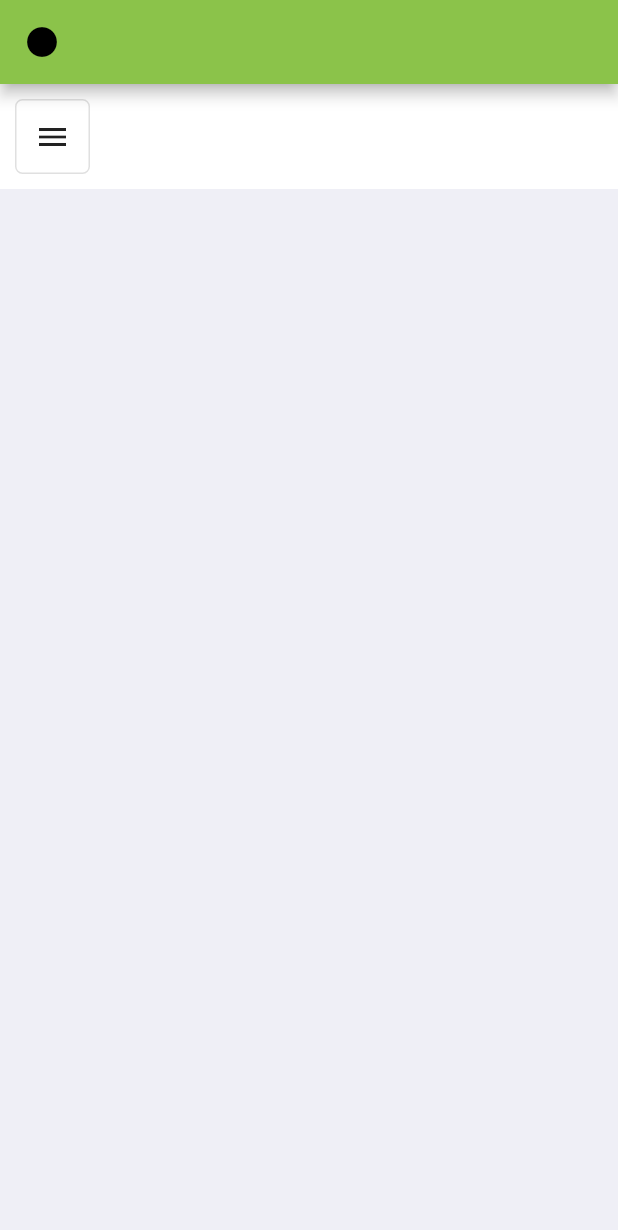
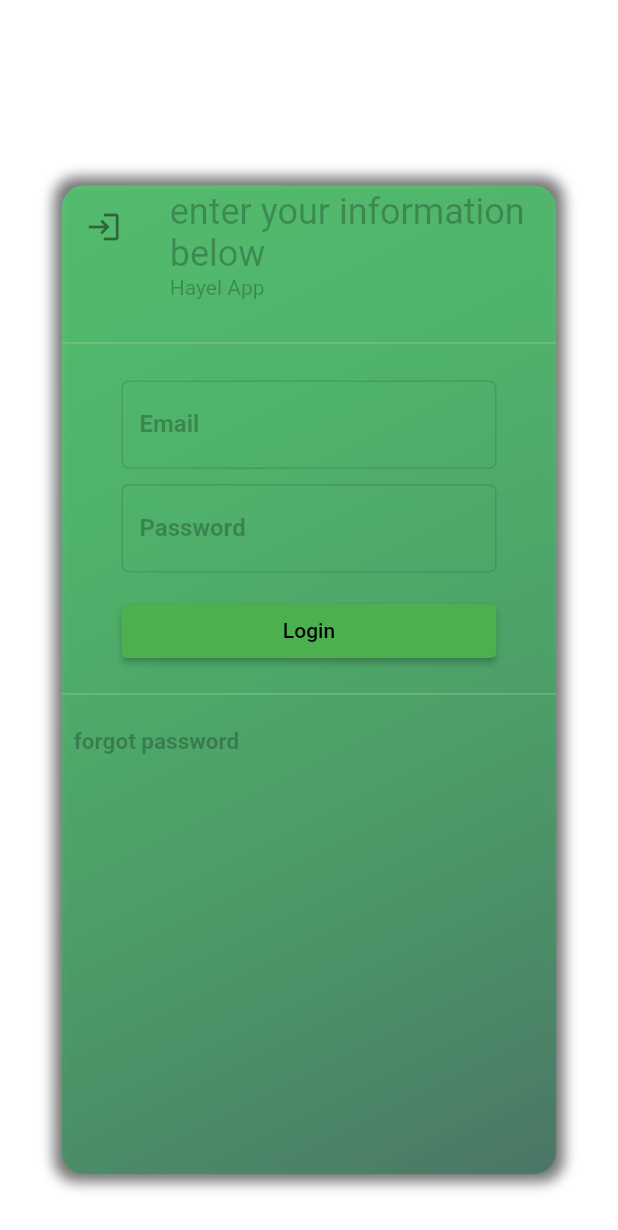
Before and after one commit to ReemEssam25/hayel_gocloud, a Flutter app: the screen it shows after launch, on a phone screen of 412 x 824 dp. Shown: the top 1230 px of the screen. Run offline on Flutter 3.47's test engine with Material 2 defaults, Android fonts, the phone set to English and light mode, and no system bars.

Commit message:
1st commit

```diff
--- /dev/null
+++ b/lib/Screens/Login_Screen.dart
@@ -0,0 +1,153 @@
+import 'package:flutter/material.dart';
+
+class LoginScreen extends StatelessWidget {
+  final EmailController = TextEditingController();
+
+  final PasswordController = TextEditingController();
+  void submitData() {
+    final enteredEmail = EmailController.text;
+    final enteredPass = PasswordController.text;
+
+    if (enteredEmail.isEmpty || enteredPass.isEmpty) {
+      return;
+    }
+  }
+
+  @override
+  Widget build(BuildContext context) {
+    final mediaQuery = MediaQuery.of(context);
+    return Scaffold(
+        backgroundColor: Colors.white70,
+        body: Container(
+            width: (mediaQuery.size.width) * 0.8,
+            height: (mediaQuery.size.height - mediaQuery.padding.top) * 0.8,
+            decoration: BoxDecoration(
+              boxShadow: [
+                BoxShadow(
+                  color: Colors.black54,
+                  spreadRadius: 5,
+                  blurRadius: 7,
+                )
+              ],
+              borderRadius: BorderRadius.all(Radius.circular(15.0)),
+              gradient: LinearGradient(
+                colors: [
+                  Color.fromRGBO(50, 255, 100, 1).withOpacity(0.5),
+                  Color.fromRGBO(70, 117, 100, 1).withOpacity(0.9),
+                ],
+                begin: Alignment.topLeft,
+                end: Alignment.bottomRight,
+                stops: [0, 1],
+              ),
+            ),
+            margin: EdgeInsets.only(
+                top: (mediaQuery.size.height - mediaQuery.padding.top) * 0.15,
+                left: (mediaQuery.size.width) * 0.1),
+            child: Column(
+              crossAxisAlignment: CrossAxisAlignment.center,
+              //mainAxisAlignment: MainAxisAlignment.center,
+              children: <Widget>[
+                Container(
+                    child: ListTile(
+                  leading: Icon(Icons.login),
+                  title: Text(
+                    'enter your information below',
+                    textScaleFactor: 1.5,
+                    style: TextStyle(color: Colors.black26),
+                  ),
+                  subtitle: Text(
+                    'Hayel App',
+                    textScaleFactor: 1,
+                    style: TextStyle(color: Colors.black26),
+                  ),
+                )),
+                SizedBox(
+                  height: 50,
+                  child: Divider(
+                    color: Colors.green[300],
+                  ),
+                ),
+                /*Image.network(
+                  "https://png.pngtree.com/png-clipart/20191121/original/pngtree-user-icon-png-image_5097430.jpg",
+                  //height: 250,
+                  //width: 250,
+                  fit: BoxFit.cover,
+                ),*/
+                SizedBox(
+                  width: 250,
+                  child: TextField(
+                    decoration: InputDecoration(
+                        labelText: 'Email',
+                        labelStyle: TextStyle(
+                            color: Colors.black26, fontWeight: FontWeight.bold),
+                        enabledBorder: OutlineInputBorder(
+                            borderSide: BorderSide(color: Colors.black12),
+                            borderRadius:
+                                BorderRadius.all(Radius.circular(5.0))),
+                        focusedBorder: OutlineInputBorder(
+                          borderSide: BorderSide(color: Colors.green[300]),
+                          //  borderRadius: BorderRadius.all(Radius.circular(5.0))
+                        )),
+                    controller: EmailController,
+                    onSubmitted: (_) => submitData(),
+                  ),
+                ),
+                SizedBox(
+                  height: 10,
+                ),
+                SizedBox(
+                    width: 250,
+                    child: TextField(
+                      obscureText: true,
+                      // cursorColor: Colors.green[500],
+                      decoration: InputDecoration(
+                          labelText: 'Password',
+                          labelStyle: TextStyle(
+                              color: Colors.black26,
+                              fontWeight: FontWeight.bold),
+                          enabledBorder: OutlineInputBorder(
+                              borderSide: BorderSide(color: Colors.black12),
+                              borderRadius:
+                                  BorderRadius.all(Radius.circular(5.0))),
+                          focusedBorder: OutlineInputBorder(
+                            borderSide: BorderSide(color: Colors.green[300]),
+                            //  borderRadius: BorderRadius.all(Radius.circular(5.0))
+                          )),
+                      controller: PasswordController,
+                      onSubmitted: (_) => submitData(),
+                    )),
+                SizedBox(
+                  height: 15,
+                ),
+                SizedBox(
+                    width: 250,
+                    child: ElevatedButton(
+                      child: Text('Login'),
+                      style: ElevatedButton.styleFrom(
+                        primary: Colors.green[500],
+                      ),
+                      onPressed: submitData,
+                    )),
+                SizedBox(
+                  height: 10,
+                ),
+                Divider(
+                  color: Colors.green[300],
+                ),
+                Align(
+                  alignment: Alignment.bottomLeft,
+                  child: TextButton(
+                    onPressed: submitData,
+                    child: Text(
+                      'forgot password',
+                      style: TextStyle(
+                          color: Colors.black26,
+                          fontWeight: FontWeight.bold,
+                          fontSize: 15),
+                    ),
+                  ),
+                )
+              ],
+            )));
+  }
+}
--- a/lib/main.dart
+++ b/lib/main.dart
@@ -1,4 +1,6 @@
 import 'package:flutter/material.dart';
+
+import 'Screens/Login_Screen.dart';
 
 void main() {
   runApp(MyApp());
@@ -12,9 +14,11 @@ class MyApp extends StatelessWidget {
       theme: ThemeData(
         scaffoldBackgroundColor: Color(0xFFEFEFF6),
         primarySwatch: Colors.lightGreen,
-
       ),
-      home: MyHomePage(),
+      initialRoute: '/LoginScreen', // default is '/'
+      routes: {
+        '/LoginScreen': (ctx) => LoginScreen(),
+      },
     );
   }
 }
@@ -31,23 +35,17 @@ class MyHomePage extends StatefulWidget {
   // used by the build method of the State. Fields in a Widget subclass are
   // always marked "final".
 
-
   @override
-  _MyHomePageState createState() => _MyHomePageState();
+  State<StatefulWidget> get createState => _MyHomePageState();
 }
 
 class _MyHomePageState extends State<MyHomePage> {
-
   final GlobalKey<ScaffoldState> _drawerKey = new GlobalKey<ScaffoldState>();
   @override
   Widget build(BuildContext context) {
-
     ListTile selectedOption;
     return Scaffold(
-      appBar: AppBar(
-        leading: Icon(Icons.circle)
-      ),
-
+      appBar: AppBar(leading: Icon(Icons.circle)),
       body: Scaffold(
         key: _drawerKey,
         drawer: Drawer(
@@ -57,61 +55,78 @@ class _MyHomePageState extends State<MyHomePage> {
               //SizedBox(height: 15,),
               ListTile(
                 title: const Text("Home"),
-                leading: Icon(Icons.home, color: Colors.black,),
-                onTap: ()
-                {
+                leading: Icon(
+                  Icons.home,
+                  color: Colors.black,
+                ),
+                onTap: () {
                   Navigator.pop(context);
                 },
               ),
               ListTile(
                 title: const Text("Attend By Face"),
-                leading: Icon(Icons.person, color: Colors.black,),
-                onTap: ()
-                {
+                leading: Icon(
+                  Icons.person,
+                  color: Colors.black,
+                ),
+                onTap: () {
                   Navigator.pop(context);
                 },
               ),
               ListTile(
                 title: const Text("Show QR"),
-                leading: Icon(Icons.qr_code, color: Colors.black,),
-                onTap: ()
-                {
+                leading: Icon(
+                  Icons.qr_code,
+                  color: Colors.black,
+                ),
+                onTap: () {
                   Navigator.pop(context);
                 },
               ),
               ListTile(
                 title: const Text("Departments"),
-                leading: Icon(Icons.apartment, color: Colors.black,),
-                onTap: ()
-                {
+                leading: Icon(
+                  Icons.apartment,
+                  color: Colors.black,
+                ),
+                onTap: () {
                   Navigator.pop(context);
                 },
               ),
               ListTile(
                 title: const Text("Employees"),
-                leading: Icon(Icons.people_alt, color: Colors.black,),
-                onTap: ()
-                {
+                leading: Icon(
+                  Icons.people_alt,
+                  color: Colors.black,
+                ),
+                onTap: () {
                   Navigator.pop(context);
                 },
               ),
               ExpansionTile(
                 title: const Text("Message"),
-               leading: Icon(Icons.add_alert_rounded, color: Colors.black,),
+                leading: Icon(
+                  Icons.add_alert_rounded,
+                  color: Colors.black,
+                ),
                 children: [
                   ListTile(
                     title: const Text("Send New Message"),
-                   leading: Icon(Icons.add_alert_rounded, color: Colors.black,),
-                   onTap: ()
-                   {
+                    leading: Icon(
+                      Icons.add_alert_rounded,
+                      color: Colors.black,
+                    ),
+                    onTap: () {
                       Navigator.pop(context);
                     },
                   ),
                   ListTile(
                     title: const Text("All Messages"),
-                   leading: Icon(Icons.filter_frames_sharp, color: Colors.black,),
-                   onTap: ()
-                   {
+                    leading: Icon(
+                      Icons.filter_frames_sharp,
+                      color: Colors.black,
+                    ),
+                    onTap: () {
                       Navigator.pop(context);
                     },
                   ),
@@ -119,21 +134,28 @@ class _MyHomePageState extends State<MyHomePage> {
               ),
               ExpansionTile(
                 title: const Text("Reports"),
-                leading: Icon(Icons.add_alert_rounded, color: Colors.black,),
+                leading: Icon(
+                  Icons.add_alert_rounded,
+                  color: Colors.black,
+                ),
                 children: [
                   ListTile(
                     title: const Text("Send New Message"),
-                    leading: Icon(Icons.add_alert_rounded, color: Colors.black,),
-                    onTap: ()
-                    {
+                    leading: Icon(
+                      Icons.add_alert_rounded,
+                      color: Colors.black,
+                    ),
+                    onTap: () {
                       Navigator.pop(context);
                     },
                   ),
                   ListTile(
                     title: const Text("All Messages"),
-                    leading: Icon(Icons.filter_frames_sharp, color: Colors.black,),
-                    onTap: ()
-                    {
+                    leading: Icon(
+                      Icons.filter_frames_sharp,
+                      color: Colors.black,
+                    ),
+                    onTap: () {
                       Navigator.pop(context);
                     },
                   ),
@@ -144,7 +166,6 @@ class _MyHomePageState extends State<MyHomePage> {
         ),
         body: Center(
           child: Column(
-
             crossAxisAlignment: CrossAxisAlignment.stretch,
             children: [
               Container(
@@ -153,25 +174,22 @@ class _MyHomePageState extends State<MyHomePage> {
                 child: Container(
                   child: IconButton(
                       icon: Icon(Icons.menu),
-                      onPressed: (){
-                        if (_drawerKey.currentState.isDrawerOpen)
-                        {
+                      onPressed: () {
+                        if (_drawerKey.currentState.isDrawerOpen) {
                           Navigator.pop(context);
-                        }
-                        else{
+                        } else {
                           _drawerKey.currentState.openDrawer();
                         }
-                      }
-                  ),
-                  decoration: BoxDecoration(border: Border.all(color: Colors.black12), borderRadius: BorderRadius.circular(5)),
+                      }),
+                  decoration: BoxDecoration(
+                      border: Border.all(color: Colors.black12),
+                      borderRadius: BorderRadius.circular(5)),
                 ),
                 color: Colors.white,
-              )
-              ,
+              ),
               Container(
                 color: Colors.blue,
               )
-
             ],
           ),
         ),
```
Lines whose indentation alone changed are shown as unchanged.
